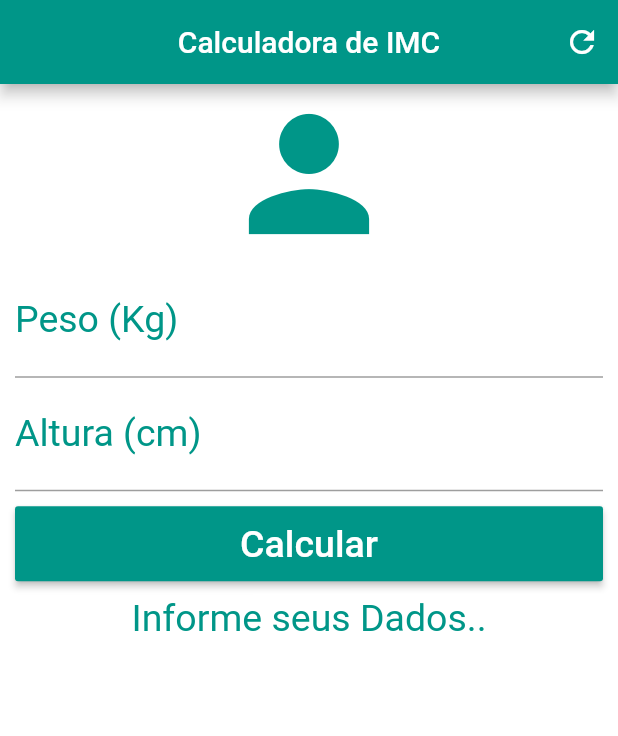
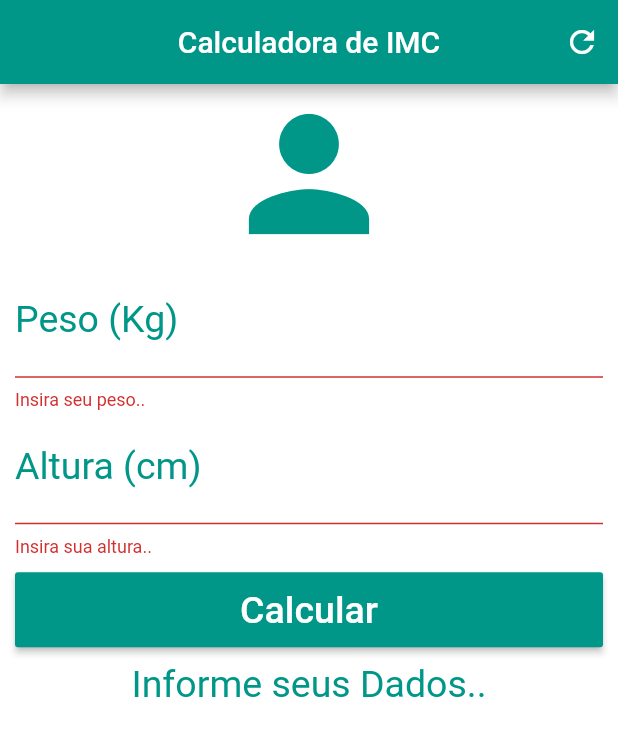
Before and after one commit to lopesdaniel/Mobile-Calculator-IMC, a Flutter app: the screen it shows after launch, after a tap on "Calcular", on a phone screen of 412 x 824 dp. Shown: the top 736 px of the screen. Run offline on Flutter 3.47's test engine with Material 2 defaults, Android fonts, the phone set to English and light mode, and no system bars.

```diff
--- a/lib/main.dart
+++ b/lib/main.dart
@@ -13,17 +13,19 @@ class _HomeState extends State<Home> {
   TextEditingController weightController = TextEditingController();
   TextEditingController heightController = TextEditingController();
 
+  GlobalKey<FormState> _formkey = GlobalKey<FormState>();
+
   String _infoText = "Informe seus Dados..";
 
   void _resetFields(){
-    setState(() {
     weightController.text = "";
     heightController.text = "";
+    setState(() {
       _infoText = "Informe seus Dados..";
     });
   }
 
-  void calculate(){
+  void _calculate(){
     setState(() {
       double weight = double.parse(weightController.text);
       double height = double.parse(heightController.text) / 100;
@@ -66,32 +68,48 @@ class _HomeState extends State<Home> {
         backgroundColor: Colors.white,
         body: SingleChildScrollView(
           padding: EdgeInsets.fromLTRB(10.0, 0.0, 10.0, 0.0),
+          child: Form(
+              key: _formkey,
               child: Column(
                 crossAxisAlignment: CrossAxisAlignment.stretch,
                 children: <Widget>[
                   Icon(Icons.person, size: 120.0, color: Colors.teal),
-              TextField(
+                  TextFormField(
                       keyboardType: TextInputType.number,
                       decoration: InputDecoration(
                           labelText: "Peso (Kg)",
                           labelStyle: TextStyle(color: Colors.teal)),
                       textAlign: TextAlign.center,
                       style: TextStyle(color: Colors.teal, fontSize: 25.0),
-                  controller: weightController),
-              TextField(
+                      controller: weightController,
+                      validator: (value){
+                        if(value.isEmpty){
+                          return "Insira seu peso..";
+                        }
+                      }),
+                  TextFormField(
                       keyboardType: TextInputType.number,
                       decoration: InputDecoration(
                           labelText: "Altura (cm)",
                           labelStyle: TextStyle(color: Colors.teal)),
                       textAlign: TextAlign.center,
                       style: TextStyle(color: Colors.teal, fontSize: 25.0),
-                  controller: heightController),
+                      controller: heightController,
+                  validator: (value){
+                    if(value.isEmpty){
+                      return "Insira sua altura..";
+                    }
+                  }),
                   Padding(
                     padding: EdgeInsets.only(top: 10.0, bottom: 10.0),
                     child: Container(
                       height: 50.0,
                       child: RaisedButton(
-                    onPressed: calculate,
+                        onPressed: (){
+                          if(_formkey.currentState.validate()){
+                            _calculate();
+                          }
+                        },
                         child: Text("Calcular",
                             style: TextStyle(color: Colors.white, fontSize: 25.0)),
                         color: Colors.teal,
@@ -102,7 +120,7 @@ class _HomeState extends State<Home> {
                       textAlign: TextAlign.center,
                       style: TextStyle(color: Colors.teal, fontSize: 25.0))
                 ],
-          ),
+              )),
         ));
   }
 }
```
Lines whose indentation alone changed are shown as unchanged.
